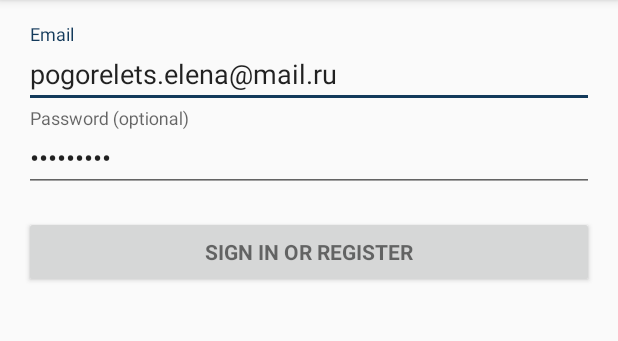
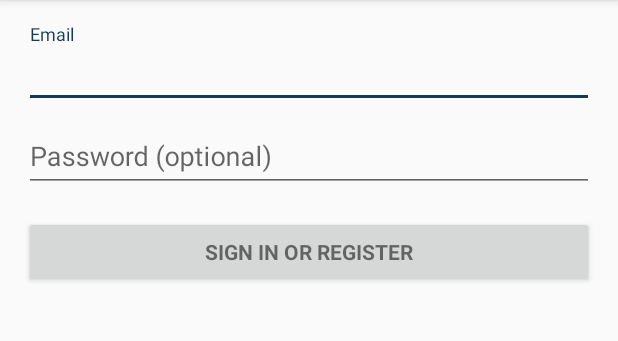
Before and after one commit to pogorelets/SimplePandoraPlayer, an Android app: the screen it shows after launch (LoginActivity), on a phone screen of 412 x 824 dp, the part 84-425 px from its top. Run offline under Robolectric (Android 15) with nearby library versions, the phone set to English and light mode, and no system bars; our stand-ins replace Dagger/Hilt's generated code; libraries missing offline, so code that uses them is left out: com.github.leonardoxh.livedatacalladapter; 5 statements that could not run were skipped.

Commit message:
Минус лишние зависимости в грэдле

```diff
--- a/app/build.gradle
+++ b/app/build.gradle
@@ -39,8 +39,7 @@ dependencies {
     kapt 'com.google.dagger:dagger-compiler:2.13'
     implementation 'com.google.dagger:dagger:2.13'
     // RXJava
-    implementation 'io.reactivex.rxjava2:rxjava:2.1.3'
-    implementation 'io.reactivex.rxjava2:rxandroid:2.0.1'
+
     implementation 'com.android.support:support-annotations:27.1.1'
     implementation 'com.google.code.gson:gson:2.8.0'
     implementation 'com.squareup.okhttp3:logging-interceptor:3.9.1'
--- a/app/src/main/res/layout/activity_login.xml
+++ b/app/src/main/res/layout/activity_login.xml
@@ -36,7 +36,6 @@
                 android:layout_height="wrap_content">
 
                 <AutoCompleteTextView
-                    android:text="pogorelets.elena@mail.ru"
                     android:id="@+id/name"
                     android:layout_width="match_parent"
                     android:layout_height="wrap_content"
@@ -52,7 +51,6 @@
                 android:layout_height="wrap_content">
 
                 <EditText
-                    android:text="helenpogo"
                     android:id="@+id/password"
                     android:layout_width="match_parent"
                     android:layout_height="wrap_content"
```
